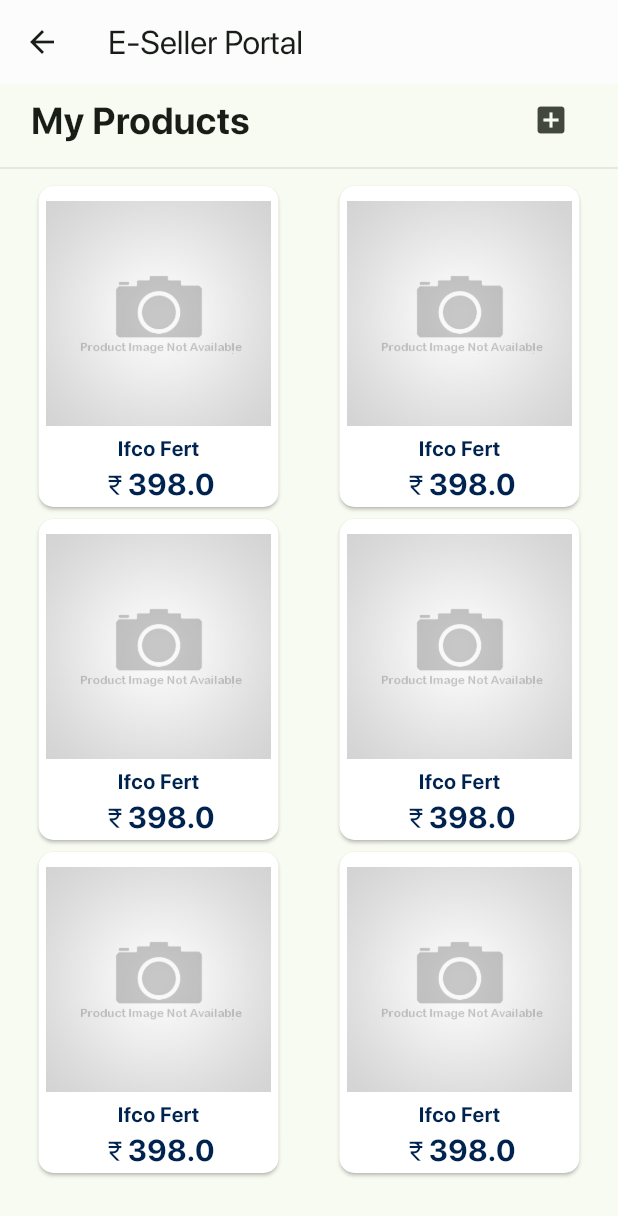
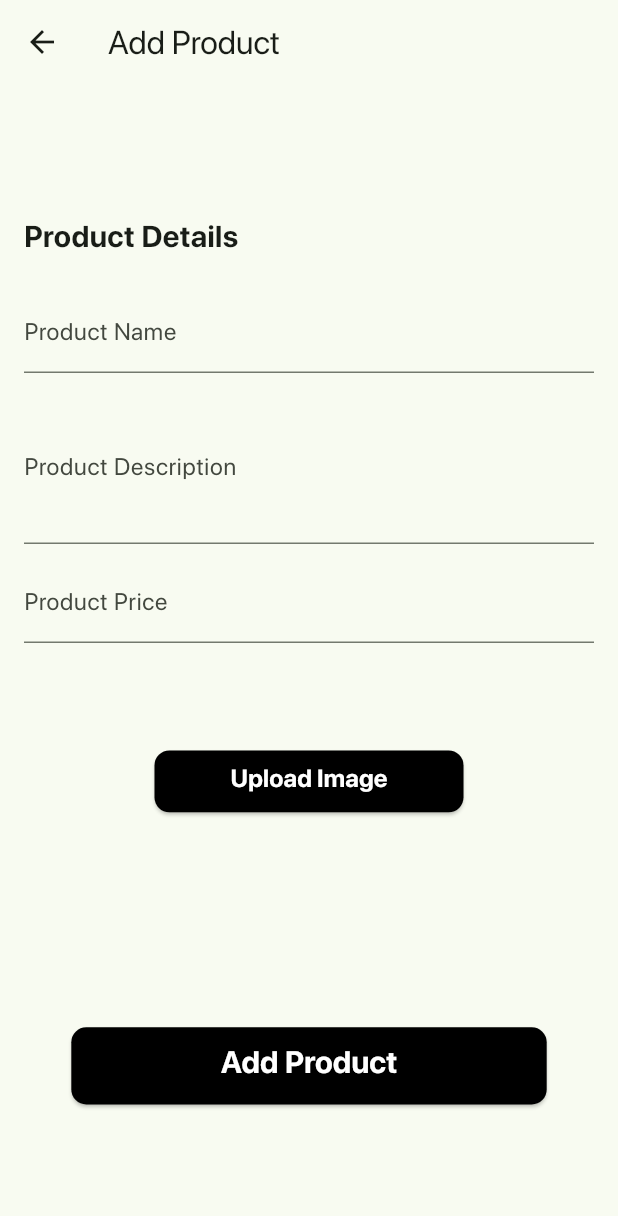
Before and after one commit to celestix/agroconnect, a Flutter app: the SellerProfileScreen screen opened directly, after a tap on the "add box" icon, on a phone screen of 412 x 824 dp. Shown: the top 1216 px of the screen. Run offline on Flutter 3.47's test engine with Material 3 defaults, Android fonts, the phone set to English and light mode, and no system bars; our stand-ins replace cloud_firestore, firebase_auth, firebase_core, firebase_crashlytics, firebase_messaging, firebase_storage and 3 more; accounts and stored records are empty; project files that could hold a hidden picture were left out.

Commit message:
add product uploading logix

```diff
--- a/lib/store/_test.dart
+++ b/lib/store/_test.dart
@@ -1,31 +1,31 @@
 import 'package:FarmXpert/models/product_model.dart';
 
-List<Product> getFertz() {
+List<ProductModel> getFertz() {
   return [
-    const Product(id: "22", name: "Ifco Fert", price: 398),
-    const Product(id: "22", name: "Ifco Fert", price: 398),
-    const Product(id: "22", name: "Ifco Fert", price: 398),
-    const Product(id: "22", name: "Ifco Fert", price: 398),
-    const Product(id: "22", name: "Ifco Fert", price: 398),
-    const Product(id: "22", name: "Ifco Fert", price: 398),
-    const Product(id: "22", name: "Ifco Fert", price: 398),
+    ProductModel(id: "22", name: "Ifco Fert", price: 398),
+    ProductModel(id: "22", name: "Ifco Fert", price: 398),
+    ProductModel(id: "22", name: "Ifco Fert", price: 398),
+    ProductModel(id: "22", name: "Ifco Fert", price: 398),
+    ProductModel(id: "22", name: "Ifco Fert", price: 398),
+    ProductModel(id: "22", name: "Ifco Fert", price: 398),
+    ProductModel(id: "22", name: "Ifco Fert", price: 398),
   ];
 }
 
-List<Product> getPestz() {
+List<ProductModel> getPestz() {
   return [
-    const Product(id: "22", name: "Ifco Pest", price: 484),
-    const Product(id: "22", name: "Ifco Pest", price: 484),
-    const Product(id: "22", name: "Ifco Pest", price: 484),
-    const Product(id: "22", name: "Ifco Pest", price: 484),
-    const Product(id: "22", name: "Ifco Pest", price: 484),
-    const Product(id: "22", name: "Ifco Pest", price: 484),
-    const Product(id: "22", name: "Ifco Pest", price: 484),
-    const Product(id: "22", name: "Ifco Pest", price: 484),
+    ProductModel(id: "22", name: "Ifco Pest", price: 484),
+    ProductModel(id: "22", name: "Ifco Pest", price: 484),
+    ProductModel(id: "22", name: "Ifco Pest", price: 484),
+    ProductModel(id: "22", name: "Ifco Pest", price: 484),
+    ProductModel(id: "22", name: "Ifco Pest", price: 484),
+    ProductModel(id: "22", name: "Ifco Pest", price: 484),
+    ProductModel(id: "22", name: "Ifco Pest", price: 484),
+    ProductModel(id: "22", name: "Ifco Pest", price: 484),
   ];
 }
 
-List<Product> getProducts(String sectionName) {
+List<ProductModel> getProducts(String sectionName) {
   if (sectionName == "Fertilizers") {
     return getFertz();
   } else if (sectionName == "Pesticides") {
--- /dev/null
+++ b/lib/store/add_product.dart
@@ -0,0 +1,185 @@
+import 'package:FarmXpert/misc/config.dart';
+import 'package:firebase_auth/firebase_auth.dart';
+import 'package:firebase_storage/firebase_storage.dart';
+import 'package:flutter/material.dart';
+import 'package:image_picker/image_picker.dart';
+import 'package:uuid/v4.dart';
+
+class ProductUploadScreen extends StatefulWidget {
+  const ProductUploadScreen({super.key});
+
+  @override
+  State<StatefulWidget> createState() => _ProductUploadScreenState();
+}
+
+class _ProductUploadScreenState extends State<ProductUploadScreen> {
+  final TextEditingController _productNameController = TextEditingController();
+  final TextEditingController _productDescriptionController =
+      TextEditingController();
+  final TextEditingController _productPriceController = TextEditingController();
+  late XFile? _productImage;
+
+  final ImagePicker picker = ImagePicker();
+
+  Future getImage() async {
+    _productImage =
+        await picker.pickImage(source: ImageSource.gallery, imageQuality: 50);
+  }
+
+  Future submitProduct() async {
+    if (_productNameController.text == "") {
+      config.scaffoldKey.currentState!.showSnackBar(
+        const SnackBar(
+          content: Text("Product name cannot be empty."),
+        ),
+      );
+      return;
+    }
+    if (_productDescriptionController.text == "") {
+      config.scaffoldKey.currentState!.showSnackBar(
+        const SnackBar(
+          content: Text("Product description cannot be empty."),
+        ),
+      );
+      return;
+    }
+    if (_productPriceController.text == "") {
+      config.scaffoldKey.currentState!.showSnackBar(
+        const SnackBar(
+          content: Text("Product price cannot be empty."),
+        ),
+      );
+      return;
+    }
+    if (_productImage != null) {
+      final productUuid = (const UuidV4()).generate();
+      final productStorageRef = FirebaseStorage.instance
+          .ref()
+          .child("product_storage")
+          .child(FirebaseAuth.instance.currentUser!.uid);
+      final productImageRef = productStorageRef.child(productUuid);
+      final metadata = SettableMetadata(
+        contentType: _productImage!.mimeType,
+      );
+      if ((await _productImage!.length()) > 1000000) {
+        config.scaffoldKey.currentState!.showSnackBar(
+          const SnackBar(
+            content: Text("Image size cannot exceed 1MB."),
+          ),
+        );
+        return;
+      }
+      await productImageRef.putData(
+          await _productImage!.readAsBytes(), metadata);
+      print(await productImageRef.getDownloadURL());
+    }
+  }
+
+  @override
+  Widget build(BuildContext context) {
+    return Scaffold(
+      appBar: AppBar(
+        title: const Text('Add Product'),
+      ),
+      body: Padding(
+        padding: const EdgeInsets.all(16.0),
+        child: Column(
+          crossAxisAlignment: CrossAxisAlignment.start,
+          children: [
+            const Spacer(),
+            const Text(
+              'Product Details',
+              style: TextStyle(
+                fontSize: 20,
+                fontWeight: FontWeight.bold,
+              ),
+            ),
+            const SizedBox(
+              height: 20,
+            ),
+            TextField(
+              controller: _productNameController,
+              decoration: const InputDecoration(
+                labelText: 'Product Name',
+              ),
+            ),
+            const SizedBox(
+              height: 10,
+            ),
+            TextField(
+              controller: _productDescriptionController,
+              decoration: const InputDecoration(
+                labelText: 'Product Description',
+              ),
+              maxLines: 3,
+            ),
+            const SizedBox(
+              height: 10,
+            ),
+            TextField(
+              controller: _productPriceController,
+              decoration: const InputDecoration(
+                labelText: 'Product Price',
+              ),
+              keyboardType: TextInputType.number,
+            ),
+            const Spacer(),
+            Center(
+              child: SizedBox(
+                height: MediaQuery.of(context).size.height / 20,
+                width: MediaQuery.of(context).size.width / 2,
+                child: ElevatedButton(
+                  style: ElevatedButton.styleFrom(
+                    backgroundColor: Colors.black,
+                    foregroundColor: Colors.white,
+                    padding: const EdgeInsets.fromLTRB(0, 15, 0, 15),
+                    shape: RoundedRectangleBorder(
+                      borderRadius: BorderRadius.circular(10),
+                    ),
+                  ),
+                  onPressed: getImage,
+                  child: Text(
+                    "Upload Image",
+                    style: TextStyle(
+                      fontWeight: FontWeight.bold,
+                      fontSize: MediaQuery.of(context).size.height / 50,
+                      height: -0.2,
+                    ),
+                  ),
+                ),
+              ),
+            ),
+            const Spacer(),
+            const Spacer(),
+            Center(
+              child: SizedBox(
+                height: MediaQuery.of(context).size.height / 16,
+                width: MediaQuery.of(context).size.width / 1.3,
+                child: ElevatedButton(
+                  style: ElevatedButton.styleFrom(
+                    backgroundColor: Colors.black,
+                    foregroundColor: Colors.white,
+                    padding: const EdgeInsets.fromLTRB(0, 15, 0, 15),
+                    shape: RoundedRectangleBorder(
+                      borderRadius: BorderRadius.circular(10),
+                    ),
+                  ),
+                  onPressed: submitProduct,
+                  child: Text(
+                    "Add Product",
+                    style: TextStyle(
+                      fontWeight: FontWeight.bold,
+                      fontSize: MediaQuery.of(context).size.height / 40,
+                      height: -0.2,
+                    ),
+                  ),
+                ),
+              ),
+            ),
+            const Spacer(),
+          ],
+        ),
+      ),
+    );
+  }
+}
--- a/lib/store/helpers.dart
+++ b/lib/store/helpers.dart
@@ -1,12 +1,12 @@
 import 'package:FarmXpert/models/product_model.dart';
 import 'package:flutter/material.dart';
 
-List<Row> getProductGrid(List<Product> products) {
+List<Row> getProductGrid(List<ProductModel> products) {
   List<Row> productGrid = [];
   int elemsCount = 0;
   List<Card> elems = [];
   for (int i = 0; i < products.length; i++) {
-    final Product product = products[i];
+    final ProductModel product = products[i];
     elemsCount++;
     elems.add(getProductCard(product.id, product.name, product.price));
     if (elemsCount == 2 || i == products.length - 1) {
--- a/lib/store/main_store.dart
+++ b/lib/store/main_store.dart
@@ -235,8 +235,7 @@
               Divider(
                 color: Colors.grey[300],
               ),
-              SizedBox(
-                height: MediaQuery.of(context).size.height - 155,
+              Expanded(
                 child: ListView(
                   children: [
                     getSection("Fertilizers"),
--- a/lib/store/seller_profile.dart
+++ b/lib/store/seller_profile.dart
@@ -1,4 +1,5 @@
 import 'package:FarmXpert/store/_test.dart';
+import 'package:FarmXpert/store/add_product.dart';
 import 'package:FarmXpert/store/helpers.dart';
 import 'package:flutter/material.dart';
 
@@ -39,7 +40,11 @@
                     ),
                     const Spacer(),
                     IconButton(
-                      onPressed: () {},
+                      onPressed: () {
+                        Navigator.of(context).push(MaterialPageRoute(
+                          builder: (context) => const ProductUploadScreen(),
+                        ));
+                      },
                       icon: const Icon(Icons.add_box),
                     ),
                   ],
@@ -48,15 +53,18 @@
               Divider(
                 color: Colors.grey[300],
               ),
-              SizedBox(
-                height: MediaQuery.of(context).size.height - 155,
+              Expanded(
+                // height: MediaQuery.of(context).size.height - 155,
                 child: ListView(
                   padding: EdgeInsets.symmetric(
-                    horizontal: MediaQuery.of(context).size.width / 19,
+                    horizontal: MediaQuery.of(context).size.width / 30,
                   ),
                   children: getProductGrid(getProducts("Fertilizers")),
                 ),
               ),
+              const SizedBox(
+                height: 10,
+              )
             ],
           ),
         ));
--- a/lib/store/terms.dart
+++ b/lib/store/terms.dart
@@ -35,6 +35,7 @@
     return Scaffold(
         body: Padding(
       padding: const EdgeInsets.all(8.0),
+      child: SafeArea(
         child: ListView(
           children: [
             const Center(
@@ -149,6 +150,7 @@
             ),
           ],
         ),
+      ),
     ));
   }
 }
--- a/pubspec.yaml
+++ b/pubspec.yaml
@@ -43,6 +43,9 @@
   firebase_crashlytics: ^3.4.9
   firebase_analytics: ^10.8.0
   firebase_messaging: ^14.7.10
+  image_picker: ^1.0.7
+  firebase_storage: ^11.6.6
+  uuid: ^4.3.3
 
 dev_dependencies:
   flutter_test:
```
Also changed, not shown: lib/models/product_model.dart (+53 -8 lines), lib/store/sub_store.dart (+9 -4 lines), pubspec.lock. Lines whose indentation alone changed are shown as unchanged.
